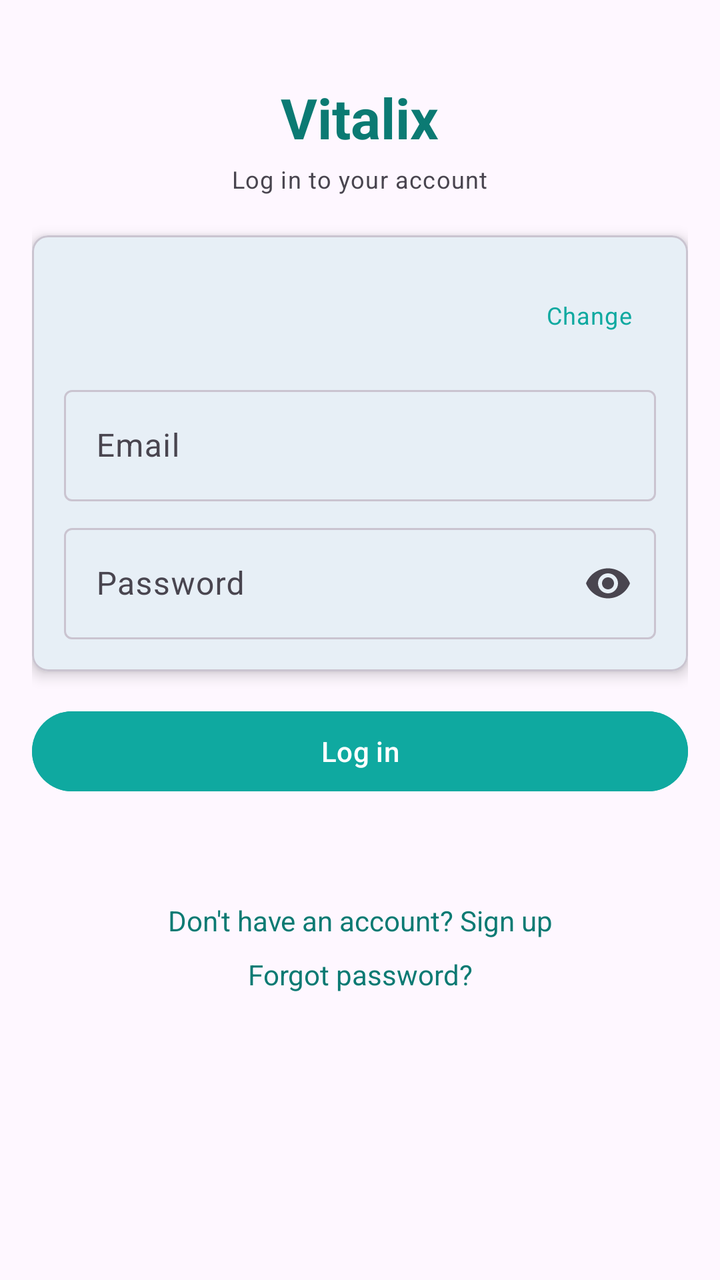
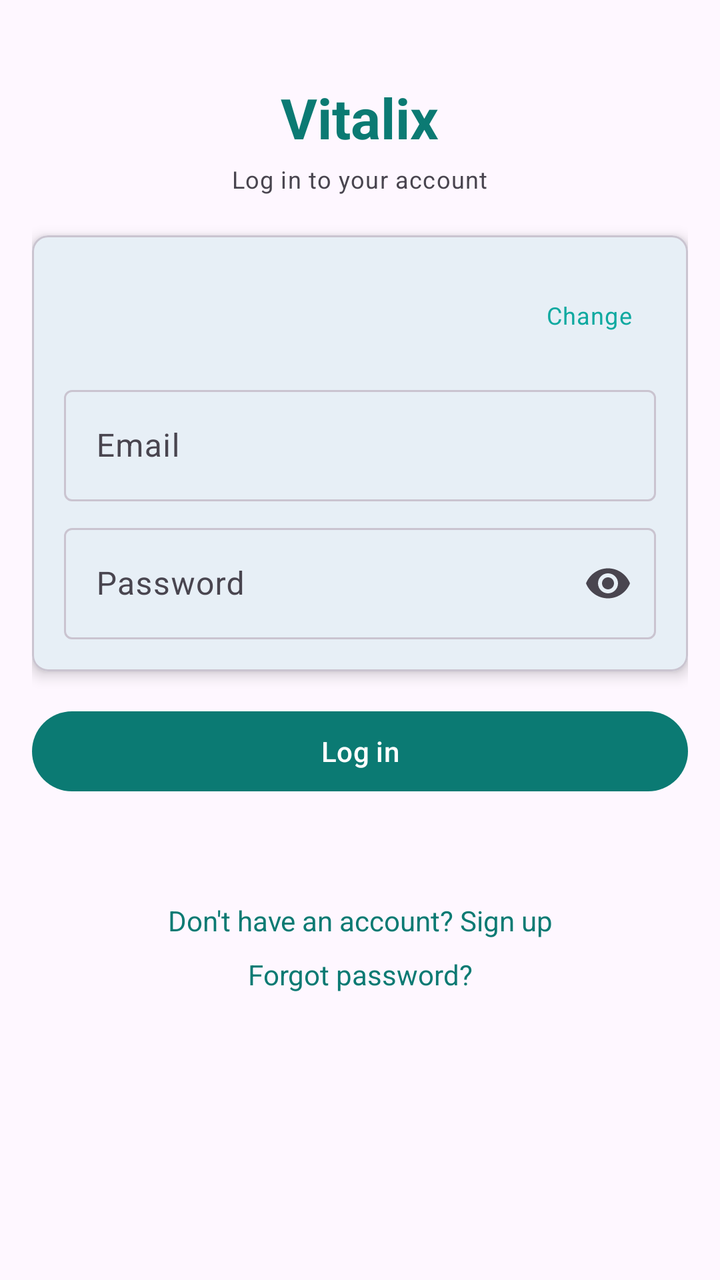

Compare the two renders of this Android layout. The source of the first and the diff that turns it into the second are given below.
<!-- AndroidManifest.xml: activity theme Theme.Vitalix -->
<!-- res/layout/activity_login.xml -->
<?xml version="1.0" encoding="utf-8"?>
<ScrollView xmlns:android="http://schemas.android.com/apk/res/android"
    xmlns:app="http://schemas.android.com/apk/res-auto"
    android:layout_width="match_parent"
    android:layout_height="match_parent"
    android:padding="@dimen/space_16">

    <LinearLayout
        android:layout_width="match_parent"
        android:layout_height="wrap_content"
        android:orientation="vertical">

        <TextView
            android:layout_width="wrap_content"
            android:layout_height="wrap_content"
            android:layout_gravity="center_horizontal"
            android:layout_marginTop="@dimen/space_24"
            android:layout_marginBottom="@dimen/space_4"
            android:text="Vitalix"
            android:textColor="@color/vital_teal_text"
            android:textSize="28sp"
            android:textStyle="bold" />

        <TextView
            android:layout_width="wrap_content"
            android:layout_height="wrap_content"
            android:layout_gravity="center_horizontal"
            android:layout_marginBottom="20dp"
            android:text="Log in to your account"
            android:textAppearance="@style/Vitalix.Caption" />

        <com.google.android.material.card.MaterialCardView
            android:layout_width="match_parent"
            android:layout_height="wrap_content"
            android:layout_marginBottom="@dimen/space_16"
            app:cardCornerRadius="8dp"
            app:cardElevation="4dp">

            <LinearLayout
                android:layout_width="match_parent"
                android:layout_height="wrap_content"
                android:orientation="vertical"
                android:padding="@dimen/space_16">

                <LinearLayout
                    android:layout_width="match_parent"
                    android:layout_height="wrap_content"
                    android:layout_marginBottom="@dimen/space_8"
                    android:gravity="center_vertical"
                    android:orientation="horizontal">

                    <TextView
                        android:id="@+id/txtServerUrl"
                        android:layout_width="0dp"
                        android:layout_height="wrap_content"
                        android:layout_weight="1"
                        android:ellipsize="middle"
                        android:singleLine="true"
                        android:textAppearance="@style/Vitalix.Caption" />

                    <Button
                        android:id="@+id/btnChangeServerUrl"
                        style="?attr/borderlessButtonStyle"
                        android:layout_width="wrap_content"
                        android:layout_height="wrap_content"
                        android:minWidth="0dp"
                        android:text="Change"
                        android:textAppearance="@style/Vitalix.Caption" />
                </LinearLayout>

                <com.google.android.material.textfield.TextInputLayout
                    style="@style/Widget.Material3.TextInputLayout.OutlinedBox"
                    android:layout_width="match_parent"
                    android:layout_height="wrap_content"
                    android:layout_marginBottom="@dimen/space_8"
                    android:hint="Email">

                    <com.google.android.material.textfield.TextInputEditText
                        android:id="@+id/editEmail"
                        android:layout_width="match_parent"
                        android:layout_height="wrap_content"
                        android:inputType="textEmailAddress" />
                </com.google.android.material.textfield.TextInputLayout>

                <com.google.android.material.textfield.TextInputLayout
                    style="@style/Widget.Material3.TextInputLayout.OutlinedBox"
                    android:layout_width="match_parent"
                    android:layout_height="wrap_content"
                    android:hint="Password"
                    app:endIconMode="password_toggle">

                    <com.google.android.material.textfield.TextInputEditText
                        android:id="@+id/editPassword"
                        android:layout_width="match_parent"
                        android:layout_height="wrap_content"
                        android:inputType="textPassword" />
                </com.google.android.material.textfield.TextInputLayout>

            </LinearLayout>
        </com.google.android.material.card.MaterialCardView>

        <Button
            android:id="@+id/btnLogin"
            android:layout_width="match_parent"
            android:layout_height="wrap_content"
            android:layout_marginBottom="@dimen/space_8"
            android:backgroundTint="@color/vital_teal"
            android:text="Log in"
            android:textColor="@color/white" />

        <com.google.android.material.progressindicator.CircularProgressIndicator
            android:id="@+id/progressLogin"
            android:layout_width="wrap_content"
            android:layout_height="wrap_content"
            android:layout_gravity="center_horizontal"
            android:layout_marginTop="@dimen/space_8"
            android:indeterminate="true"
            android:visibility="gone" />

        <TextView
            android:id="@+id/txtStatus"
            android:layout_width="match_parent"
            android:layout_height="wrap_content"
            android:layout_marginTop="@dimen/space_8"
            android:layout_marginBottom="@dimen/space_16"
            android:textAlignment="center"
            android:textColor="@color/error_red" />

        <TextView
            android:id="@+id/linkSignup"
            android:layout_width="match_parent"
            android:layout_height="wrap_content"
            android:layout_marginBottom="@dimen/space_8"
            android:text="Don't have an account? Sign up"
            android:textAlignment="center"
            android:textColor="@color/vital_teal_text" />

        <TextView
            android:id="@+id/linkForgot"
            android:layout_width="match_parent"
            android:layout_height="wrap_content"
            android:text="Forgot password?"
            android:textAlignment="center"
            android:textColor="@color/vital_teal_text" />

    </LinearLayout>
</ScrollView>
<!-- resources referenced by this layout -->
<resources>
  <color name="error_red">#B91C1C</color>
  <color name="vital_teal">#0FA9A0</color>
  <color name="vital_teal_text">#0B7A73</color>
  <color name="white">#FFFFFFFF</color>
  <dimen name="space_16">16dp</dimen>
  <dimen name="space_24">24dp</dimen>
  <dimen name="space_4">4dp</dimen>
  <dimen name="space_8">8dp</dimen>
  <style name="Vitalix.Caption" parent="TextAppearance.Material3.BodySmall">
          <item name="android:textSize">12sp</item>
      </style>
  <style name="Theme.Vitalix" parent="Base.Theme.Vitalix" />
  <style name="Base.Theme.Vitalix" parent="Theme.Material3.DayNight.NoActionBar">
          <item name="colorPrimary">@color/vital_teal</item>
          <item name="colorOnPrimary">@color/white</item>
          <item name="colorSecondary">@color/pulse_green</item>
          <item name="colorOnSecondary">@color/black</item>
          <item name="android:colorBackground">@color/bg_app</item>
          <item name="colorSurface">@color/bg_surface</item>
          <item name="colorOnBackground">@color/text_primary</item>
          <item name="colorOnSurface">@color/text_primary</item>
          <item name="colorOnSurfaceVariant">@color/text_secondary</item>
          <item name="colorOutline">@color/outline_subtle</item>
          <item name="colorOutlineVariant">@color/outline_subtle</item>
      </style>
  <color name="pulse_green">#34D399</color>
  <color name="black">#FF000000</color>
  <color name="bg_app">#FFFEF7FF</color>
  <color name="bg_surface">#FFFEF7FF</color>
  <color name="text_primary">#FF1D1B20</color>
  <color name="text_secondary">#FF49454F</color>
  <color name="outline_subtle">#FFCAC4D0</color>
</resources>

<!-- the commit's change to res/layout/activity_login.xml (unified diff, before → after) -->
@@ -104,7 +104,6 @@
             android:layout_width="match_parent"
             android:layout_height="wrap_content"
             android:layout_marginBottom="@dimen/space_8"
-            android:backgroundTint="@color/vital_teal"
             android:text="Log in"
             android:textColor="@color/white" />
 
<!-- resource entries referenced after the edit -->
@@ -2,6 +2,9 @@
 <resources>
   <color name="error_red">#B91C1C</color>
   <color name="vital_teal">#0FA9A0</color>
+  <style name="Widget.Vitalix.Button" parent="Widget.Material3.Button">
+          <item name="backgroundTint">@color/button_primary</item>
+      </style>
   <color name="vital_teal_text">#0B7A73</color>
   <color name="white">#FFFFFFFF</color>
   <dimen name="space_16">16dp</dimen>
@@ -14,6 +17,7 @@
   <style name="Theme.Vitalix" parent="Base.Theme.Vitalix" />
   <style name="Base.Theme.Vitalix" parent="Theme.Material3.DayNight.NoActionBar">
           <item name="colorPrimary">@color/vital_teal</item>
+          <item name="materialButtonStyle">@style/Widget.Vitalix.Button</item>
           <item name="colorOnPrimary">@color/white</item>
           <item name="colorSecondary">@color/pulse_green</item>
           <item name="colorOnSecondary">@color/black</item>
@@ -32,5 +36,6 @@
   <color name="text_primary">#FF1D1B20</color>
   <color name="text_secondary">#FF49454F</color>
   <color name="outline_subtle">#FFCAC4D0</color>
+  <color name="button_primary">#0B7A73</color>
 </resources>
 
